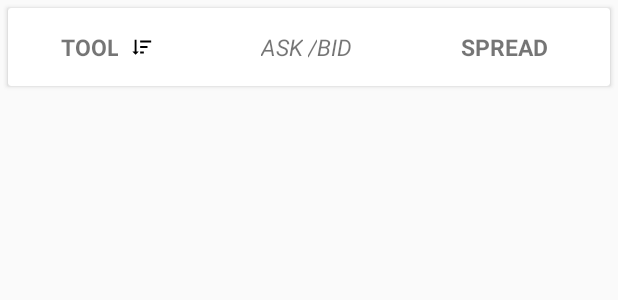
After one commit to kirkocha1/money_exchange, an Android app: the layout header_list.xml on its own in the app's theme, with its tools: preview values and no code run, on a phone screen of 412 x 824 dp. The commit adds this screen. Shown: the top 300 px of the screen. Run offline under Robolectric (Android 15) with nearby library versions, the phone set to English and light mode, and no system bars.

Commit message:
add field sort

```diff
--- a/exchange/src/main/java/com/kirill/kochnev/exchange/presentation/presenters/TickListPresenter.java
+++ b/exchange/src/main/java/com/kirill/kochnev/exchange/presentation/presenters/TickListPresenter.java
@@ -54,7 +54,6 @@ public class TickListPresenter extends BasePresenter<ITickListView> {
                     }
                 }, e -> {
                     Log.e("ACTIVITY", "ERROR MESSAGE: " + e.getMessage());
-
                     getViewState().showMessage("ERROR MESSAGE");
 
                 }));
--- /dev/null
+++ b/exchange/src/main/java/com/kirill/kochnev/exchange/presentation/views/components/SortItemView.java
@@ -0,0 +1,54 @@
+package com.kirill.kochnev.exchange.presentation.views.components;
+
+import android.content.Context;
+import android.support.annotation.NonNull;
+import android.support.annotation.Nullable;
+import android.util.AttributeSet;
+import android.view.LayoutInflater;
+import android.widget.FrameLayout;
+import android.widget.ImageView;
+
+import com.kirill.kochnev.exchange.R;
+
+import butterknife.BindView;
+import butterknife.ButterKnife;
+
+/**
+ * Created by kirill on 02.08.17.
+ */
+
+public class SortItemView extends FrameLayout {
+
+    @BindView(R.id.desc)
+    ImageView descImage;
+
+    @BindView(R.id.asc)
+    ImageView ascImage;
+
+    private boolean isAsk = true;
+
+    public SortItemView(@NonNull Context context) {
+        super(context);
+        initUi(context);
+    }
+
+    public SortItemView(@NonNull Context context, @Nullable AttributeSet attrs) {
+        super(context, attrs);
+        initUi(context);
+    }
+
+    private void initUi(Context context) {
+        LayoutInflater.from(context).inflate(R.layout.sort_item, this, true);
+        ButterKnife.bind(this);
+    }
+
+    public void setSortOrder(boolean isAsc) {
+        this.isAsk = isAsc;
+        descImage.setVisibility(isAsc ? GONE : VISIBLE);
+        ascImage.setVisibility(isAsc ? VISIBLE : GONE);
+    }
+
+    public boolean isAsk() {
+        return isAsk;
+    }
+}
--- /dev/null
+++ b/exchange/src/main/res/drawable/sort_ascending.xml
@@ -0,0 +1,8 @@
+<!-- drawable/sort_ascending.xml -->
+<vector xmlns:android="http://schemas.android.com/apk/res/android"
+    android:height="24dp"
+    android:width="24dp"
+    android:viewportWidth="24"
+    android:viewportHeight="24">
+    <path android:fillColor="#000" android:pathData="M10,11V13H18V11H10M10,5V7H14V5H10M10,17V19H22V17H10M6,7H8.5L5,3.5L1.5,7H4V20H6V7Z" />
+</vector>
--- /dev/null
+++ b/exchange/src/main/res/drawable/sort_descending.xml
@@ -0,0 +1,8 @@
+<!-- drawable/sort_descending.xml -->
+<vector xmlns:android="http://schemas.android.com/apk/res/android"
+    android:height="24dp"
+    android:width="24dp"
+    android:viewportWidth="24"
+    android:viewportHeight="24">
+    <path android:fillColor="#000" android:pathData="M10,13V11H18V13H10M10,19V17H14V19H10M10,7V5H22V7H10M6,17H8.5L5,20.5L1.5,17H4V4H6V17Z" />
+</vector>
--- /dev/null
+++ b/exchange/src/main/res/layout/header_list.xml
@@ -0,0 +1,124 @@
+<?xml version="1.0" encoding="utf-8"?>
+<android.support.v7.widget.CardView xmlns:android="http://schemas.android.com/apk/res/android"
+    android:id="@+id/card"
+    style="@style/CardViewStyle"
+    android:layout_width="match_parent"
+    android:layout_height="wrap_content">
+
+    <LinearLayout
+        android:layout_width="match_parent"
+        android:layout_height="match_parent"
+        android:orientation="horizontal">
+
+        <LinearLayout
+            android:id="@+id/tool_container"
+            android:layout_width="0dp"
+            android:layout_height="match_parent"
+            android:layout_weight="1"
+            android:gravity="center"
+            android:orientation="horizontal">
+
+            <TextView
+                android:id="@+id/tool_title"
+                style="@style/BoldTextStyle"
+                android:layout_width="wrap_content"
+                android:layout_height="match_parent"
+                android:gravity="center"
+                android:text="TOOL" />
+
+            <com.kirill.kochnev.exchange.presentation.views.components.SortItemView
+                android:id="@+id/tool_sort"
+                android:layout_width="25dp"
+                android:layout_height="25dp"
+                android:layout_margin="3dp" />
+        </LinearLayout>
+
+        <LinearLayout
+            android:id="@+id/ask_bid_container"
+            android:layout_width="@dimen/central_column"
+            android:layout_height="match_parent"
+            android:gravity="center"
+            android:orientation="horizontal">
+
+            <LinearLayout
+                android:id="@+id/ask_container"
+                android:layout_width="wrap_content"
+                android:layout_height="match_parent"
+                android:gravity="center"
+                android:orientation="horizontal">
+
+                <TextView
+                    android:id="@+id/ask_title"
+                    style="@style/ItalicTextStyle"
+                    android:layout_width="wrap_content"
+                    android:layout_height="wrap_content"
+                    android:layout_marginRight="3dp"
+                    android:text="ASK" />
+
+                <com.kirill.kochnev.exchange.presentation.views.components.SortItemView
+                    android:id="@+id/ask_sort"
+                    android:layout_width="25dp"
+                    android:layout_height="25dp"
+                    android:layout_margin="3dp"
+                    android:visibility="gone" />
+            </LinearLayout>
+
+            <TextView
+                style="@style/ItalicTextStyle"
+                android:layout_width="wrap_content"
+                android:layout_height="wrap_content"
+                android:text="/" />
+
+            <LinearLayout
+                android:id="@+id/bid_container"
+                android:layout_width="wrap_content"
+                android:layout_height="match_parent"
+                android:gravity="center"
+                android:orientation="horizontal">
+
+                <TextView
+                    android:id="@+id/bid_title"
+                    style="@style/ItalicTextStyle"
+                    android:layout_width="wrap_content"
+                    android:layout_height="wrap_content"
+                    android:layout_marginRight="3dp"
+                    android:text="BID" />
+
+                <com.kirill.kochnev.exchange.presentation.views.components.SortItemView
+                    android:id="@+id/bid_sort"
+                    android:layout_width="25dp"
+                    android:layout_height="25dp"
+                    android:layout_margin="3dp"
+                    android:visibility="gone" />
+            </LinearLayout>
+
+        </LinearLayout>
+
+        <LinearLayout
+            android:id="@+id/spread_container"
+            android:layout_width="0dp"
+            android:layout_height="match_parent"
+            android:layout_weight="1"
+            android:gravity="center"
+            android:orientation="horizontal">
+
+            <TextView
+                android:id="@+id/spread_title"
+                style="@style/BoldTextStyle"
+                android:layout_width="wrap_content"
+                android:layout_height="match_parent"
+                android:gravity="center"
+                android:text="SPREAD" />
+
+            <com.kirill.kochnev.exchange.presentation.views.components.SortItemView
+                android:id="@+id/spread_sort"
+                android:layout_width="25dp"
+                android:layout_height="25dp"
+                android:layout_margin="3dp"
+                android:visibility="gone" />
+        </LinearLayout>
+
+
+    </LinearLayout>
+
+</android.support.v7.widget.CardView>
--- /dev/null
+++ b/exchange/src/main/res/layout/sort_item.xml
@@ -0,0 +1,21 @@
+<?xml version="1.0" encoding="utf-8"?>
+<LinearLayout xmlns:android="http://schemas.android.com/apk/res/android"
+    android:layout_width="match_parent"
+    android:layout_height="match_parent">
+
+    <ImageView
+        android:id="@+id/asc"
+        android:layout_width="wrap_content"
+        android:layout_height="wrap_content"
+        android:layout_margin="5dp"
+        android:src="@drawable/sort_ascending"
+        android:visibility="gone" />
+
+    <ImageView
+        android:id="@+id/desc"
+        android:layout_width="wrap_content"
+        android:layout_height="wrap_content"
+        android:layout_margin="5dp"
+        android:src="@drawable/sort_descending" />
+
+</LinearLayout>
--- a/exchange/src/main/res/layout/tick_item_view.xml
+++ b/exchange/src/main/res/layout/tick_item_view.xml
@@ -16,6 +16,7 @@
             android:layout_width="0dp"
             android:layout_height="match_parent"
             android:layout_weight="1"
+            android:text="TOOL"
             android:gravity="center" />
 
         <TextView
@@ -23,10 +24,12 @@
             android:id="@+id/money_relation"
             android:layout_width="@dimen/central_column"
             android:layout_height="match_parent"
+            android:text="ASK/BID"
             android:gravity="center" />
 
         <TextView
             style="@style/BoldTextStyle"
+            android:text="SPREAD"
             android:id="@+id/spread"
             android:layout_width="0dp"
             android:layout_height="match_parent"
--- a/exchange/src/main/res/values/dimens.xml
+++ b/exchange/src/main/res/values/dimens.xml
@@ -2,6 +2,6 @@
     <!-- Default screen margins, per the Android Design guidelines. -->
     <dimen name="activity_horizontal_margin">16dp</dimen>
     <dimen name="activity_vertical_margin">16dp</dimen>
-    <dimen name="central_column">150dp</dimen>
+    <dimen name="central_column">140dp</dimen>
 
 </resources>
```
Also changed, not shown: exchange/src/main/java/com/kirill/kochnev/exchange/data/enums/ToolType.java (+17 -10 lines), exchange/src/main/java/com/kirill/kochnev/exchange/presentation/utils/TickComparatorFactory.java (added, +49 -0 lines), exchange/src/main/java/com/kirill/kochnev/exchange/presentation/views/MainActivity.java (+4 -3 lines), exchange/src/main/java/com/kirill/kochnev/exchange/presentation/views/TickListFragment.java (+18 -0 lines), exchange/src/main/java/com/kirill/kochnev/exchange/presentation/views/adapter/TicksAdapter.java (+45 -10 lines), exchange/src/main/java/com/kirill/kochnev/exchange/presentation/views/components/ListWithBlankView.java (+7 -0 lines), exchange/src/main/java/com/kirill/kochnev/exchange/presentation/views/components/TickHeaderView.java (added, +145 -0 lines), exchange/src/main/res/layout/list_view.xml (+9 -3 lines).
